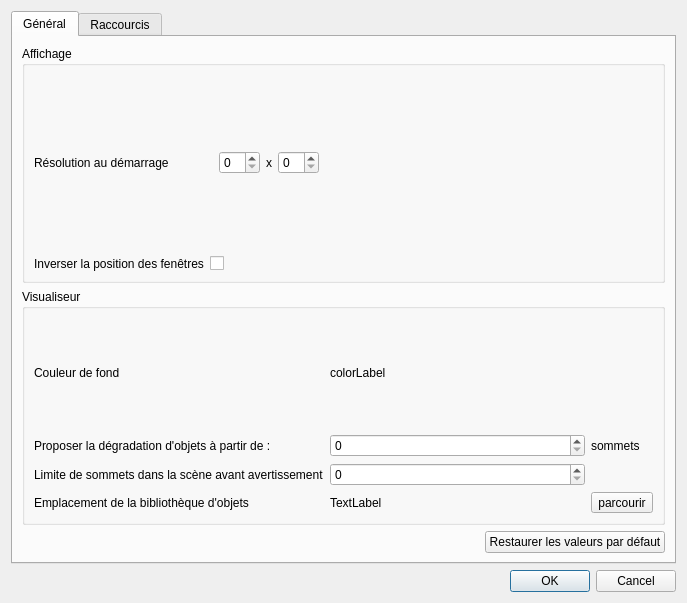
Before: the Qt Designer form Project3Donuts/src/Window/preferences.ui in darwikey/PFA-2D-3D, drawn with Qt 5.
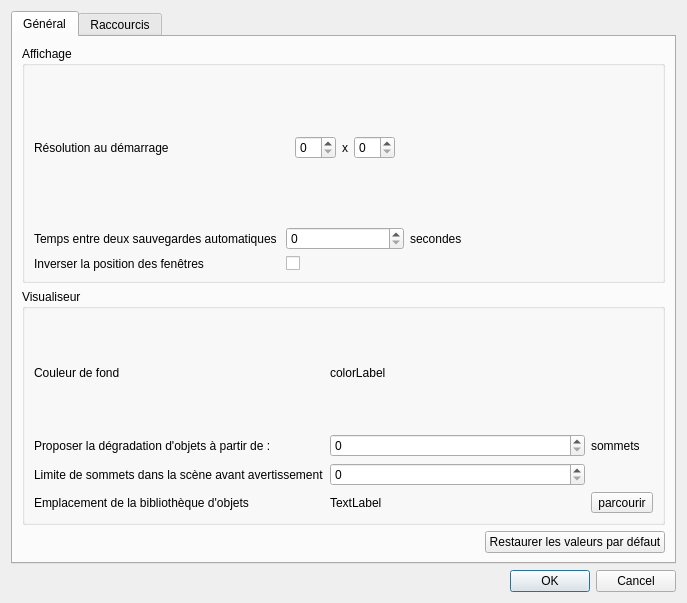
After: the same form once the commit is applied.

Commit message: random to rand, touche suppr sur la list des objets, changement de timer pour les sauvegardes auto, et vidage d'une scene avant d'en ouvrir une

Diff of the .ui file:
```diff
--- a/Project3Donuts/src/Window/preferences.ui
+++ b/Project3Donuts/src/Window/preferences.ui
@@ -89,6 +89,23 @@
             </property>
            </widget>
           </item>
+          <item row="1" column="1">
+           <widget class="QSpinBox" name="spinBox"/>
+          </item>
+          <item row="1" column="0">
+           <widget class="QLabel" name="label_16">
+            <property name="text">
+             <string>Temps entre deux sauvegardes automatiques </string>
+            </property>
+           </widget>
+          </item>
+          <item row="1" column="2">
+           <widget class="QLabel" name="label_17">
+            <property name="text">
+             <string>secondes</string>
+            </property>
+           </widget>
+          </item>
          </layout>
         </widget>
        </item>
@@ -270,6 +287,13 @@
    </item>
   </layout>
  </widget>
+ <customwidgets>
+  <customwidget>
+   <class>QKeySequenceEdit</class>
+   <extends>QWidget</extends>
+   <header>qkeysequenceedit.h</header>
+  </customwidget>
+ </customwidgets>
  <resources/>
  <connections>
   <connection>
```
Left out of the diff: 14 changed lines with no effect on the pictures. The commit also changes 10 other files.
